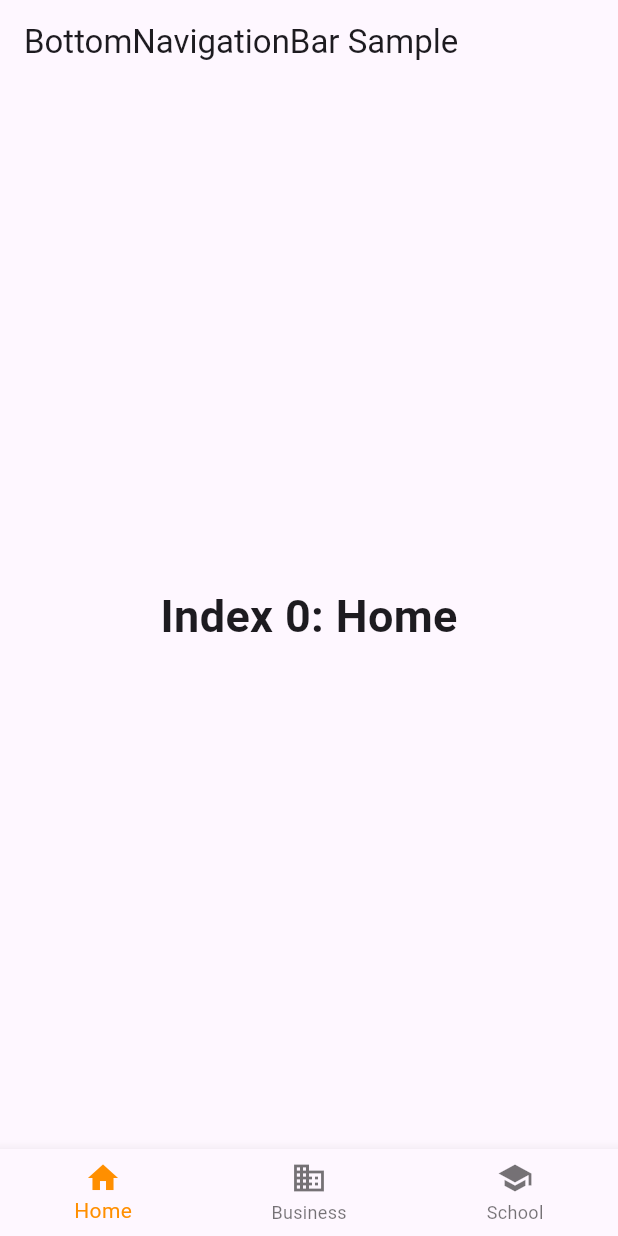
After one commit to JDarrenHulipas/flutter_fitness_time, a Flutter app: the BottomNavigationBarExample screen opened directly, on a phone screen of 412 x 824 dp. The commit adds this screen. Run offline on Flutter 3.47's test engine with Material 3 defaults, Android fonts, the phone set to English and light mode, and no system bars; our stand-ins replace google_fonts.

Commit message:
adding bottom Navigation Bar

```diff
--- a/lib/main.dart
+++ b/lib/main.dart
@@ -1,8 +1,13 @@
 import 'package:flutter/material.dart';
 import 'package:google_fonts/google_fonts.dart';
 
+import 'package:flutter_fitness_time/widget/bottomnavigationbar.dart';
+
+
+
 void main() {
   runApp(const MainApp());
+  void main() => runApp(const NavigationBarApp());
 }
 
 class MainApp extends StatelessWidget {
@@ -15,7 +20,7 @@ class MainApp extends StatelessWidget {
         appBar: AppBar(
           backgroundColor: Color(0xFFF896D8),
           titleTextStyle: GoogleFonts.montserrat(),
-          title: const Text('Fitness Time'),
+          title: Text('Fitness Time',style: TextStyle(color: Colors.white),),
           actions: <Widget>[
             IconButton(
               //Foto de perfil (Añadir CircleAvatar, NetworkImage)
@@ -34,7 +39,9 @@ class MainApp extends StatelessWidget {
            * Card  + CardPercentIndicator -> percent_indicator
            */
           child: Text('Hello World!'),
+
         ),
+
       ),
     );
   }
--- /dev/null
+++ b/lib/widget/bottomnavigationbar.dart
@@ -0,0 +1,83 @@
+import 'package:flutter/material.dart';
+
+class NavigationBarApp extends StatelessWidget {
+  const NavigationBarApp({super.key});
+
+  @override
+  Widget build(BuildContext context) {
+    return const MaterialApp(
+      home: BottomNavigationBarExample(),
+    );
+  }
+}
+/**
+ * Class to create the bottom NavigationBar State
+ */
+class BottomNavigationBarExample extends StatefulWidget {
+  const BottomNavigationBarExample({super.key});
+
+  @override
+  State<BottomNavigationBarExample> createState() =>
+      _BottomNavigationBarExampleState();
+}
+
+/**
+ * Class to navigate to other screen
+ */
+class _BottomNavigationBarExampleState
+    extends State<BottomNavigationBarExample> {
+  int _selectedIndex = 0;
+  static const TextStyle optionStyle =
+      TextStyle(fontSize: 30, fontWeight: FontWeight.bold);
+  static const List<Widget> _widgetOptions = <Widget>[
+    Text(
+      'Index 0: Home',
+      style: optionStyle,
+    ),
+    Text(
+      'Index 1: Business',
+      style: optionStyle,
+    ),
+    Text(
+      'Index 2: School',
+      style: optionStyle,
+    ),
+  ];
+
+  void _onItemTapped(int index) {
+    setState(() {
+      _selectedIndex = index;
+    });
+  }
+
+  @override
+  Widget build(BuildContext context) {
+    return Scaffold(
+      appBar: AppBar(
+        title: const Text('BottomNavigationBar Sample'),
+      ),
+      body: Center(
+        child: _widgetOptions.elementAt(_selectedIndex),
+      ),
+      bottomNavigationBar: BottomNavigationBar(
+        items: const <BottomNavigationBarItem>[
+          BottomNavigationBarItem(
+            icon: Icon(Icons.home),
+            label: 'Home',
+          ),
+          BottomNavigationBarItem(
+            icon: Icon(Icons.business),
+            label: 'Business',
+          ),
+          BottomNavigationBarItem(
+            icon: Icon(Icons.school),
+            label: 'School',
+          ),
+        ],
+        currentIndex: _selectedIndex,
+        selectedItemColor: Colors.amber[800],
+        onTap: _onItemTapped,
+      ),
+    );
+  }
+}
```
